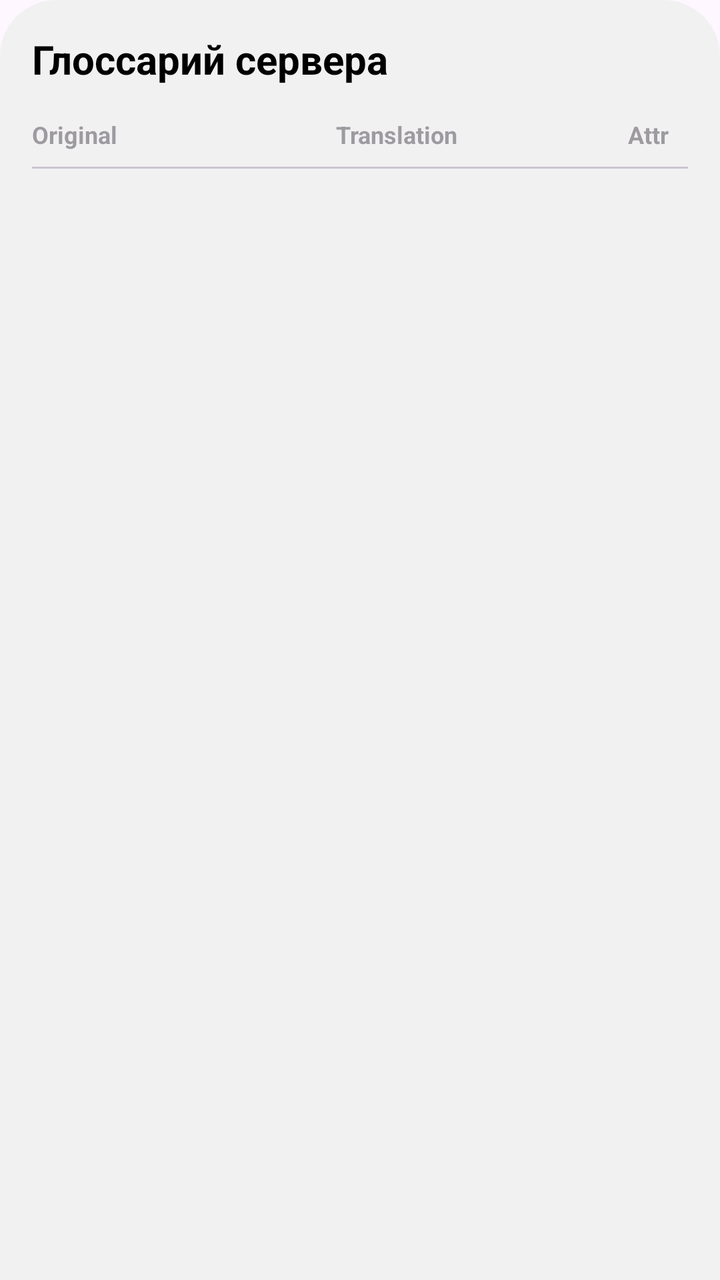
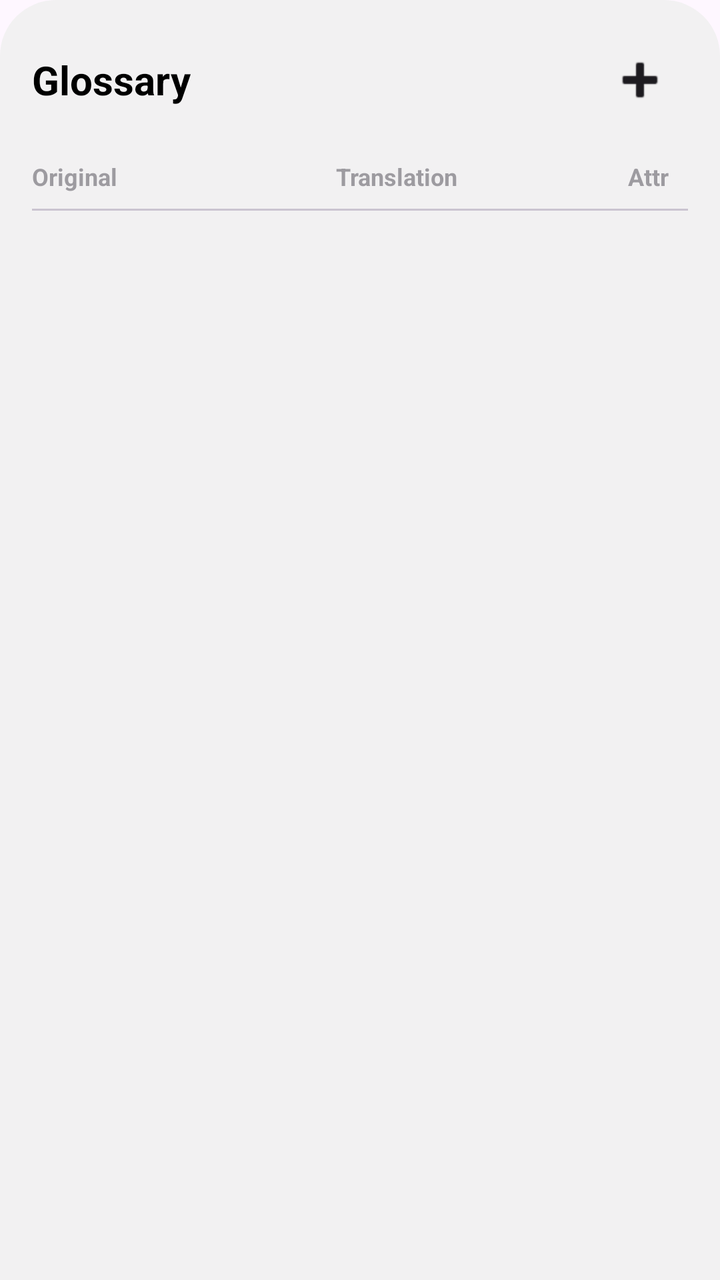

Two renders of the same Android screen: before a commit and after it. Below are the layout's source before the change and the commit's diff.
<!-- AndroidManifest.xml: application theme Theme.UniReader -->
<!-- res/layout/dialog_server_glossary.xml -->
<?xml version="1.0" encoding="utf-8"?>
<LinearLayout xmlns:android="http://schemas.android.com/apk/res/android"
    android:layout_width="match_parent"
    android:layout_height="match_parent"
    android:background="@drawable/panel_background"
    android:orientation="vertical"
    android:padding="16dp">

    <TextView
        android:layout_width="wrap_content"
        android:layout_height="wrap_content"
        android:layout_marginBottom="16dp"
        android:text="Глоссарий сервера"
        android:textColor="?attr/colorOnSurface"
        android:textSize="20sp"
        android:textStyle="bold" />

    <LinearLayout
        android:layout_width="match_parent"
        android:layout_height="wrap_content"
        android:orientation="horizontal"
        android:paddingBottom="8dp"
        android:alpha="0.5">
        <TextView android:layout_width="0dp" android:layout_height="wrap_content" android:layout_weight="1" android:text="Original" android:textSize="12sp" android:textStyle="bold" />
        <TextView android:layout_width="0dp" android:layout_height="wrap_content" android:layout_weight="1" android:text="Translation" android:textSize="12sp" android:textStyle="bold" android:paddingHorizontal="8dp"/>
        <TextView android:layout_width="40dp" android:layout_height="wrap_content" android:text="Attr" android:textSize="12sp" android:textStyle="bold" android:gravity="center"/>
    </LinearLayout>

    <View
        android:layout_width="match_parent"
        android:layout_height="1dp"
        android:background="?attr/colorOutlineVariant"
        android:layout_marginBottom="8dp" />

    <androidx.recyclerview.widget.RecyclerView
        android:id="@+id/rvGlossary"
        android:layout_width="match_parent"
        android:layout_height="0dp"
        android:layout_weight="1" />

</LinearLayout>
<!-- resources referenced by this layout -->
<resources>
  <!-- drawable panel_background (drawable) -->
  <?xml version="1.0" encoding="utf-8"?>
  <shape xmlns:android="http://schemas.android.com/apk/res/android">
      
      <solid android:color="?attr/panelBackgroundColor" />
      <corners
          android:topLeftRadius="28dp"
          android:topRightRadius="28dp" />
  </shape>
  <style name="Theme.UniReader" parent="Base.Theme.UniReader" />
  <style name="Base.Theme.UniReader" parent="Theme.Material3.DayNight.NoActionBar">
          
          <item name="panelBackgroundColor">@color/glass_light</item>
          <item name="colorSurface">#FFFFFF</item>
          <item name="colorOnSurface">#000000</item>
          <item name="colorPrimary">?android:attr/textColorPrimary</item>
          <item name="colorOnPrimary">?android:attr/colorBackground</item>
          <item name="bottomSheetDialogTheme">@style/TransparentBottomSheetDialog</item>
      </style>
  <color name="glass_light">#D9F0F0F0</color>
  <style name="TransparentBottomSheetDialog" parent="Theme.Material3.DayNight.BottomSheetDialog">
          <item name="android:windowBackground">@android:color/transparent</item>
          <item name="android:colorBackground">@android:color/transparent</item>
          <item name="android:background">@android:color/transparent</item>
          <item name="bottomSheetStyle">@style/TransparentBottomSheetStyle</item>
      </style>
  <style name="TransparentBottomSheetStyle" parent="Widget.Material3.BottomSheet.Modal">
          <item name="backgroundTint">@android:color/transparent</item>
      </style>
</resources>

<!-- the commit's change to res/layout/dialog_server_glossary.xml (unified diff, before → after) -->
@@ -1,19 +1,35 @@
 <?xml version="1.0" encoding="utf-8"?>
 <LinearLayout xmlns:android="http://schemas.android.com/apk/res/android"
+    xmlns:app="http://schemas.android.com/apk/res-auto"
     android:layout_width="match_parent"
     android:layout_height="match_parent"
     android:background="@drawable/panel_background"
     android:orientation="vertical"
     android:padding="16dp">
 
-    <TextView
-        android:layout_width="wrap_content"
+    <RelativeLayout
+        android:layout_width="match_parent"
         android:layout_height="wrap_content"
-        android:layout_marginBottom="16dp"
-        android:text="Глоссарий сервера"
-        android:textColor="?attr/colorOnSurface"
-        android:textSize="20sp"
-        android:textStyle="bold" />
+        android:layout_marginBottom="16dp">
+
+        <TextView
+            android:layout_width="wrap_content"
+            android:layout_height="wrap_content"
+            android:layout_centerVertical="true"
+            android:text="Glossary"
+            android:textColor="?attr/colorOnSurface"
+            android:textSize="20sp"
+            android:textStyle="bold" />
+
+        <ImageButton
+            android:id="@+id/btnGlossaryAdd"
+            android:layout_width="48dp"
+            android:layout_height="48dp"
+            android:layout_alignParentEnd="true"
+            android:background="?attr/selectableItemBackgroundBorderless"
+            android:src="@android:drawable/ic_input_add"
+            app:tint="?attr/colorPrimary" />
+    </RelativeLayout>
 
     <LinearLayout
         android:layout_width="match_parent"
